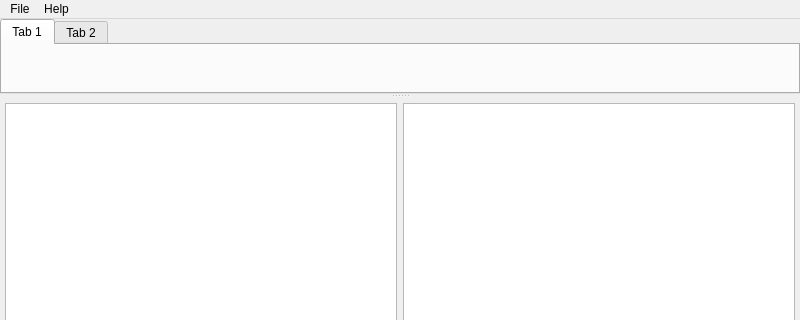
Qt form gvDataBackup_MainWindow.ui (geoffvargo/gvDataBackup) before a commit; both pictures show x 0 to 800 and y 0 to 320 of the 800 by 600 pixel window.
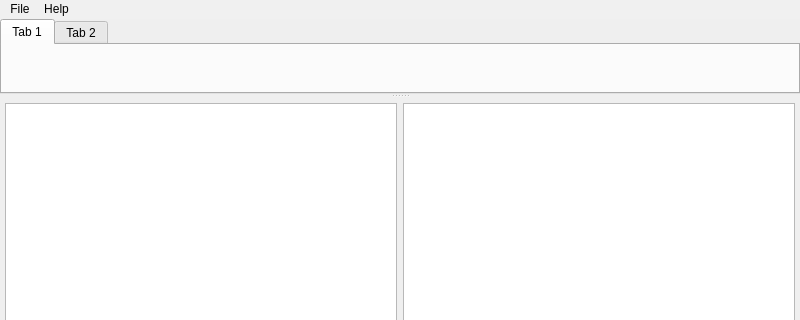
The same form after that commit.

Commit message: Picked a better background-color for the menubar.

The edit to the form file:
```diff
--- a/gvDataBackup_MainWindow.ui
+++ b/gvDataBackup_MainWindow.ui
@@ -625,7 +625,10 @@
     <bool>false</bool>
    </property>
    <property name="autoFillBackground">
-    <bool>true</bool>
+    <bool>false</bool>
+   </property>
+   <property name="styleSheet">
+    <string notr="true">QMenuBar {background-color: rgb(240, 240, 240);}</string>
    </property>
    <property name="defaultUp">
     <bool>false</bool>
```
